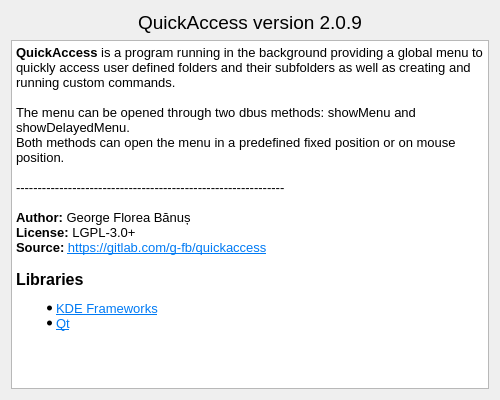
First picture: the form in ui/aboutdialog.ui, repository g-fb/quickaccess, before the edit.
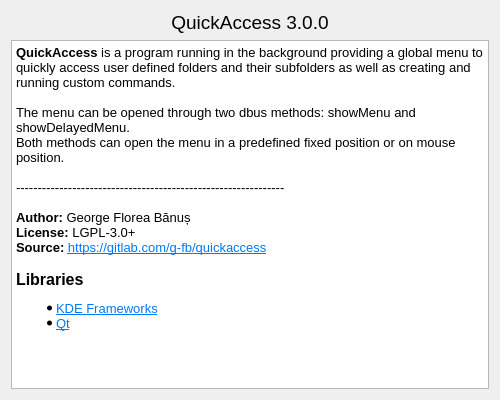
Second picture: the form after the edit.

Diff of the .ui file:
```diff
--- a/ui/aboutdialog.ui
+++ b/ui/aboutdialog.ui
@@ -42,7 +42,7 @@
         </font>
        </property>
        <property name="text">
-        <string>QuickAccess version 2.0.9</string>
+        <string>QuickAccess 3.0.0</string>
        </property>
        <property name="alignment">
         <set>Qt::AlignCenter</set>
```
